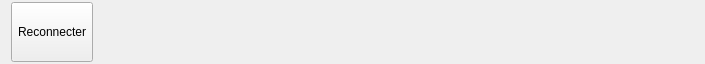
This is client/src/services/VideoRehabService/VideoRehabToolsWidget.ui in introlab/openteraplus as Qt 5 draws it before an edit. The edited form follows.
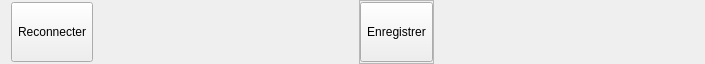
This is the edited form. Icons and pictures are not drawn.

Commit message: Refs #44. Added record buttons in sessions that allows them.

```diff
--- a/client/src/services/VideoRehabService/VideoRehabToolsWidget.ui
+++ b/client/src/services/VideoRehabService/VideoRehabToolsWidget.ui
@@ -74,6 +74,79 @@
      </property>
     </spacer>
    </item>
+   <item>
+    <widget class="QFrame" name="frameRecord">
+     <property name="frameShape">
+      <enum>QFrame::StyledPanel</enum>
+     </property>
+     <property name="frameShadow">
+      <enum>QFrame::Raised</enum>
+     </property>
+     <layout class="QHBoxLayout" name="horizontalLayout_2">
+      <property name="leftMargin">
+       <number>0</number>
+      </property>
+      <property name="topMargin">
+       <number>0</number>
+      </property>
+      <property name="rightMargin">
+       <number>0</number>
+      </property>
+      <property name="bottomMargin">
+       <number>0</number>
+      </property>
+      <item>
+       <widget class="QToolButton" name="btnRecord">
+        <property name="minimumSize">
+         <size>
+          <width>48</width>
+          <height>48</height>
+         </size>
+        </property>
+        <property name="maximumSize">
+         <size>
+          <width>128</width>
+          <height>60</height>
+         </size>
+        </property>
+        <property name="cursor">
+         <cursorShape>PointingHandCursor</cursorShape>
+        </property>
+        <property name="text">
+         <string>Enregistrer</string>
+        </property>
+        <property name="icon">
+         <iconset resource="../../../resources/TeraClient.qrc">
+          <normaloff>:/icons/record.png</normaloff>
+          <normalon>:/icons/record_stop.png</normalon>:/icons/record.png</iconset>
+        </property>
+        <property name="iconSize">
+         <size>
+          <width>40</width>
+          <height>40</height>
+         </size>
+        </property>
+        <property name="toolButtonStyle">
+         <enum>Qt::ToolButtonTextUnderIcon</enum>
+        </property>
+       </widget>
+      </item>
+     </layout>
+    </widget>
+   </item>
+   <item>
+    <spacer name="horizontalSpacer_2">
+     <property name="orientation">
+      <enum>Qt::Horizontal</enum>
+     </property>
+     <property name="sizeHint" stdset="0">
+      <size>
+       <width>40</width>
+       <height>20</height>
+      </size>
+     </property>
+    </spacer>
+   </item>
   </layout>
  </widget>
  <resources>
```
The commit also changes 17 other files.
